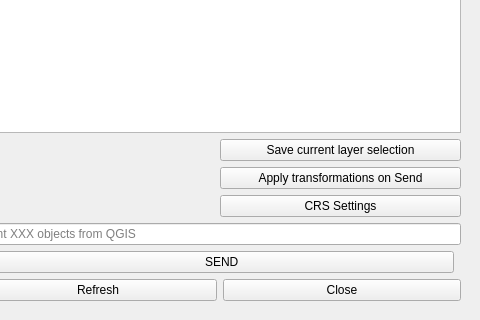
Before: the Qt Designer form ui/dockwidget_main.ui in specklesystems/specklepy_qt_ui, drawn with Qt 5; both pictures show x 95 to 575 and y 331 to 651 of the 575 by 651 pixel window.
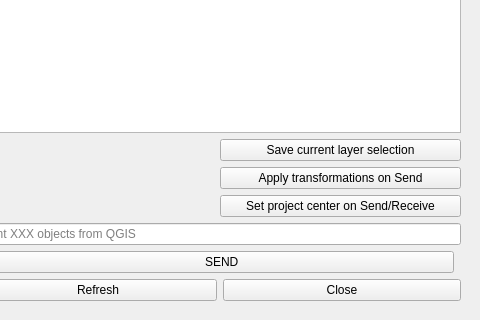
After: the same form once the commit is applied.

```diff
--- a/ui/dockwidget_main.ui
+++ b/ui/dockwidget_main.ui
@@ -227,7 +227,7 @@
                   <bool>true</bool>
                 </property>
                 <property name="text">
-                  <string>CRS Settings</string>
+                  <string>Set project center on Send/Receive</string>
                 </property>
               </widget>
             </item>
```
Left out of the diff: 9 changed lines with no effect on the pictures.
